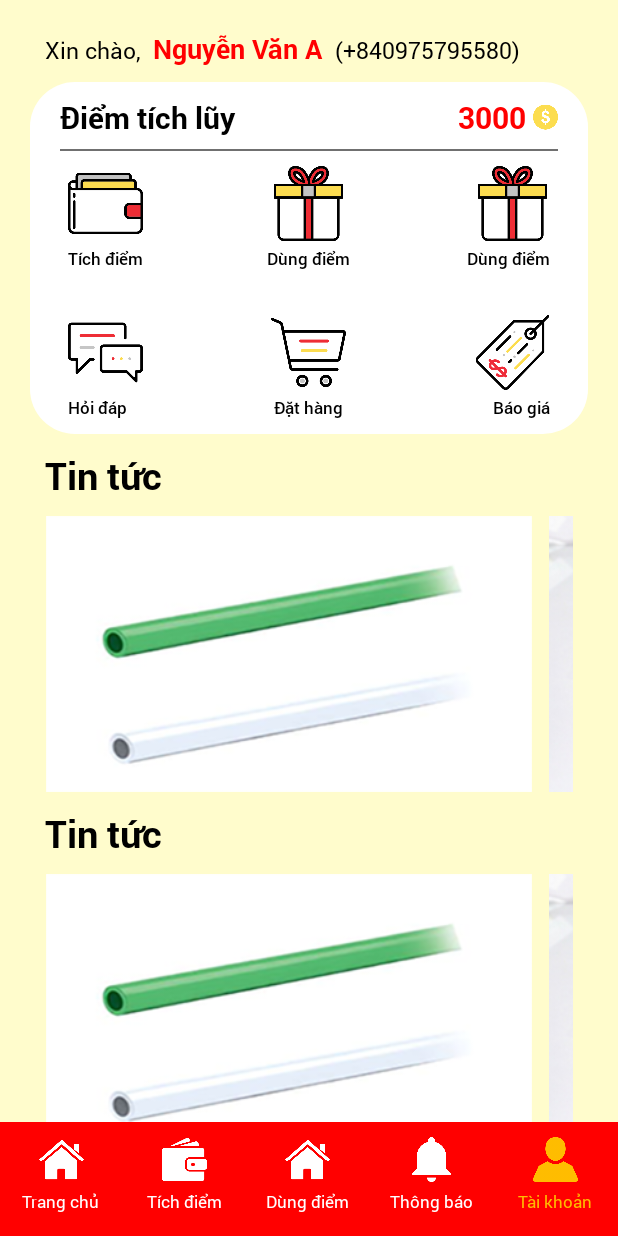
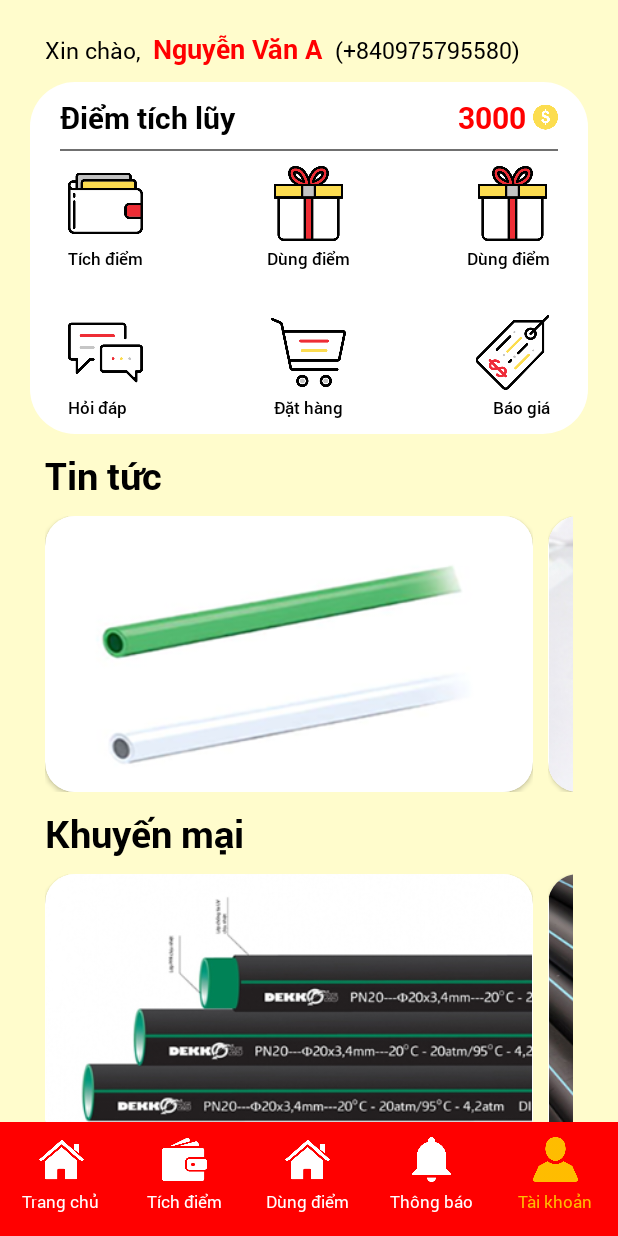
Before and after one commit to HarryNguyen99/Android005, an Android app: the screen it shows after launch (HomeActivity), on a phone screen of 412 x 824 dp. Run offline under Robolectric (Android 15) with nearby library versions, the phone set to English and light mode, and no system bars.

Commit message:
bo góc hình ảnh trong Home XML

```diff
--- a/SOURCE/app/build.gradle
+++ b/SOURCE/app/build.gradle
@@ -20,7 +20,7 @@ android {
 
 dependencies {
     implementation fileTree(dir: 'libs', include: ['*.jar'])
-    implementation 'com.android.support:appcompat-v7:27.1.0'
+    implementation 'com.android.support:appcompat-v7:28.0.0'
     implementation 'com.android.support.constraint:constraint-layout:1.1.3'
     testImplementation 'junit:junit:4.12'
     androidTestImplementation 'com.android.support.test:runner:1.0.2'
@@ -28,4 +28,5 @@ dependencies {
     implementation 'com.squareup.picasso:picasso:2.71828'
     implementation 'com.github.bumptech.glide:glide:3.7.0'
     implementation 'de.hdodenhof:circleimageview:3.0.0'
+    implementation 'com.android.support:cardview-v7:28.+'
 }
--- a/SOURCE/app/src/main/res/layout/activity_home.xml
+++ b/SOURCE/app/src/main/res/layout/activity_home.xml
@@ -1,6 +1,7 @@
 <RelativeLayout xmlns:android="http://schemas.android.com/apk/res/android"
     android:layout_width="match_parent"
-    android:layout_height="match_parent">
+    android:layout_height="match_parent"
+    xmlns:app="http://schemas.android.com/apk/res-auto">
 
     <LinearLayout xmlns:android="http://schemas.android.com/apk/res/android"
         android:id="@+id/ll_noi_dung"
@@ -311,10 +312,18 @@
                                 android:layout_width="wrap_content"
                                 android:layout_height="match_parent">
 
+                                <android.support.v7.widget.CardView
+                                    android:layout_width="match_parent"
+                                    android:layout_height="match_parent"
+                                    app:cardCornerRadius="20dp">
+
                                     <ImageView
                                         android:layout_width="325dp"
                                         android:layout_height="184dp"
                                         android:src="@mipmap/img_ong_nhua" />
+
+                                </android.support.v7.widget.CardView>
+
 
 
                             </RelativeLayout>
@@ -324,10 +333,18 @@
                                 android:layout_height="match_parent"
                                 android:layout_marginLeft="10dp">
 
+                                <android.support.v7.widget.CardView
+                                    android:layout_width="match_parent"
+                                    android:layout_height="match_parent"
+                                    app:cardCornerRadius="20dp">
+
                                     <ImageView
                                         android:layout_width="325dp"
                                         android:layout_height="184dp"
                                         android:src="@mipmap/img_van" />
+
+                                </android.support.v7.widget.CardView>
+
 
                             </RelativeLayout>
 
@@ -336,10 +353,18 @@
                                 android:layout_height="match_parent"
                                 android:layout_marginLeft="10dp">
 
+                                <android.support.v7.widget.CardView
+                                    android:layout_width="match_parent"
+                                    android:layout_height="match_parent"
+                                    app:cardCornerRadius="20dp">
+
                                     <ImageView
                                         android:layout_width="325dp"
                                         android:layout_height="184dp"
                                         android:src="@mipmap/img_t_noi" />
+
+                                </android.support.v7.widget.CardView>
+
 
                             </RelativeLayout>
 
@@ -358,7 +383,7 @@
                     android:layout_marginLeft="30dp"
                     android:layout_marginTop="10dp"
                     android:fontFamily="@font/roboto_bold"
-                    android:text="Tin tức"
+                    android:text="Khuyến mại"
                     android:textColor="#000"
                     android:textSize="25sp" />
 
@@ -367,7 +392,8 @@
                     android:layout_height="wrap_content"
                     android:layout_marginHorizontal="30dp"
                     android:layout_marginTop="10dp"
-                    android:orientation="horizontal">
+                    android:orientation="horizontal"
+                    android:layout_marginBottom="90dp">
 
                     <HorizontalScrollView
                         android:layout_width="match_parent"
@@ -382,10 +408,19 @@
                                 android:layout_width="wrap_content"
                                 android:layout_height="match_parent">
 
+                                <android.support.v7.widget.CardView
+                                    android:layout_width="match_parent"
+                                    android:layout_height="match_parent"
+                                    app:cardCornerRadius="20dp">
+
                                     <ImageView
                                         android:layout_width="325dp"
                                         android:layout_height="184dp"
-                                    android:src="@mipmap/img_ong_nhua" />
+                                        android:src="@mipmap/img_ong_den_1"/>
+
+
+                                </android.support.v7.widget.CardView>
+
 
                             </RelativeLayout>
 
@@ -394,10 +429,17 @@
                                 android:layout_height="match_parent"
                                 android:layout_marginLeft="10dp">
 
+                                <android.support.v7.widget.CardView
+                                    android:layout_width="match_parent"
+                                    android:layout_height="match_parent"
+                                    app:cardCornerRadius="20dp">
+
                                 <ImageView
                                     android:layout_width="325dp"
                                     android:layout_height="184dp"
-                                    android:src="@mipmap/img_van" />
+                                    android:src="@mipmap/img_ong_den_2" />
+
+                                </android.support.v7.widget.CardView>
 
                             </RelativeLayout>
 
@@ -406,10 +448,17 @@
                                 android:layout_height="match_parent"
                                 android:layout_marginLeft="10dp">
 
+                                <android.support.v7.widget.CardView
+                                    android:layout_width="match_parent"
+                                    android:layout_height="match_parent"
+                                    app:cardCornerRadius="20dp">
+
                                     <ImageView
                                         android:layout_width="325dp"
                                         android:layout_height="184dp"
-                                    android:src="@mipmap/img_t_noi" />
+                                        android:src="@mipmap/img_ong_den_cuon" />
+
+                                </android.support.v7.widget.CardView>
 
                             </RelativeLayout>
 
```
Also changed, not shown: SOURCE/app/src/main/res/mipmap-xhdpi/img_ong_den_1.jpg (added), SOURCE/app/src/main/res/mipmap-xhdpi/img_ong_den_2.jpg (added), SOURCE/app/src/main/res/mipmap-xhdpi/img_ong_den_cuon.jpg (added). Lines whose indentation alone changed are shown as unchanged.
